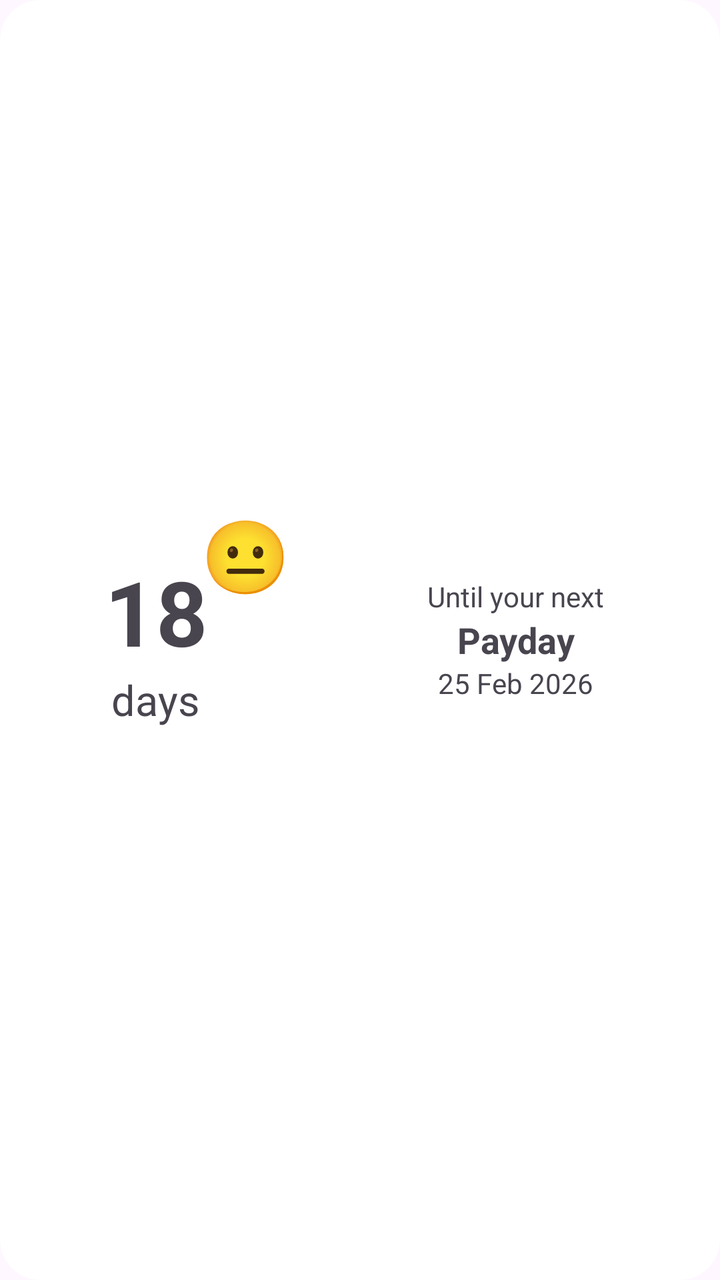
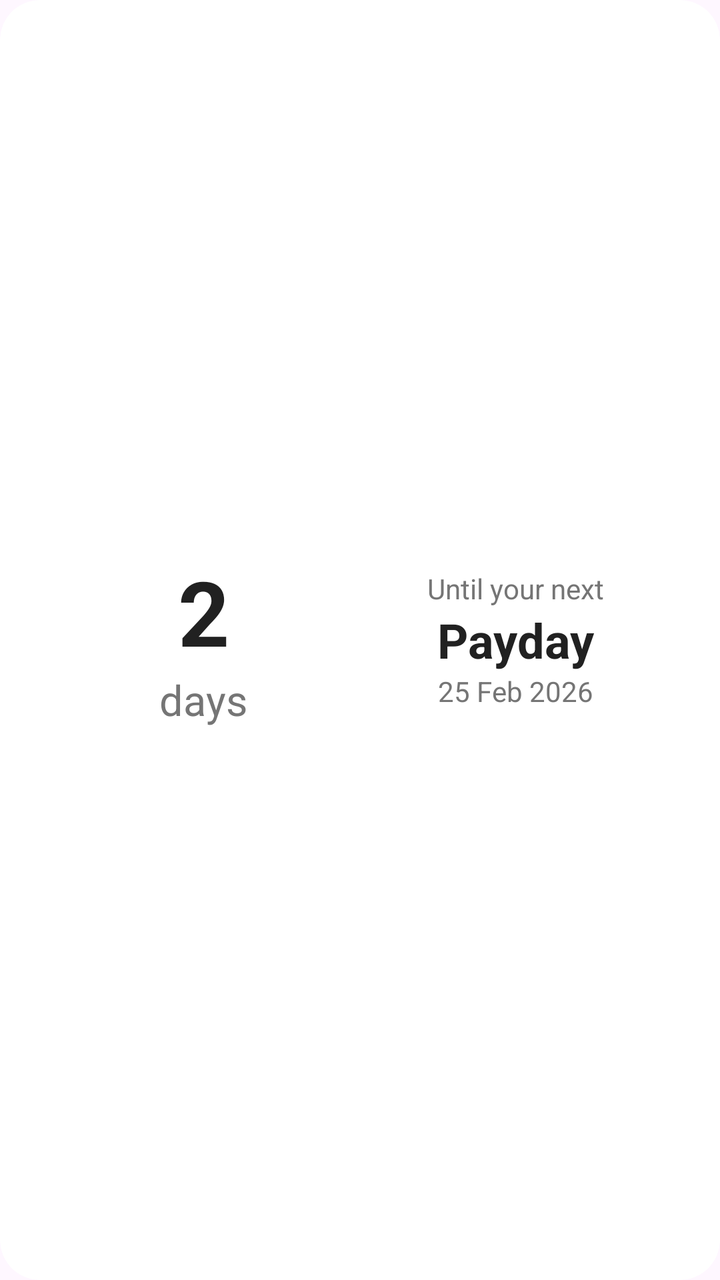

Screens rendered from an Android XML layout before and after an edit, with the pre-edit source and the edit as a unified diff.
<!-- AndroidManifest.xml: application theme Theme.PaydayWidget -->
<!-- res/layout/payday_widget.xml -->
<RelativeLayout xmlns:android="http://schemas.android.com/apk/res/android"
    android:id="@+id/widgetRoot"
    style="@style/Widget.PaydayWidget.AppWidget.Container"
    android:layout_width="match_parent"
    android:layout_height="match_parent"
    android:background="@drawable/widget_bg"
    android:padding="8dp">

    <LinearLayout
        android:id="@+id/leftColumn"
        android:layout_width="wrap_content"
        android:layout_height="match_parent"
        android:layout_alignParentStart="true"
        android:gravity="center"
        android:orientation="vertical">

        
        <FrameLayout
            android:layout_width="140dp"
            android:layout_height="140dp">

            <ImageView
                android:id="@+id/progressCircle"
                android:layout_width="match_parent"
                android:layout_height="match_parent"
                android:contentDescription="@null" />

            <LinearLayout
                android:layout_width="match_parent"
                android:layout_height="match_parent"
                android:gravity="center"
                android:orientation="vertical">

                <TextView
                    android:id="@+id/txtDays"
                    android:layout_width="wrap_content"
                    android:layout_height="wrap_content"
                    android:text="18"
                    android:textSize="45sp"
                    android:textStyle="bold" />

                <TextView
                    android:id="@+id/txtLabel"
                    android:layout_width="wrap_content"
                    android:layout_height="wrap_content"
                    android:text="days"
                    android:textSize="21sp" />
            </LinearLayout>

            <TextView
                android:id="@+id/txtMood"
                android:layout_width="wrap_content"
                android:layout_height="wrap_content"
                android:layout_gravity="top|end"
                android:gravity="center"
                android:padding="3dp"
                android:text="😐"
                android:textSize="36sp" />
        </FrameLayout>
    </LinearLayout>

    <LinearLayout
        android:layout_width="match_parent"
        android:layout_height="match_parent"
        android:layout_toEndOf="@id/leftColumn"
        android:gravity="center"
        android:orientation="vertical">

        <TextView
            android:id="@+id/txtPaydayInfo1"
            android:layout_width="wrap_content"
            android:layout_height="wrap_content"
            android:layout_marginStart="8dp"
            android:gravity="start"
            android:text="Until your next"
            android:textSize="14sp" />

        <TextView
            android:id="@+id/txtPaydayInfo2"
            android:layout_width="wrap_content"
            android:layout_height="wrap_content"
            android:layout_marginStart="8dp"
            android:gravity="start"
            android:text="Payday"
            android:textSize="18sp"
            android:textStyle="bold" />

        <TextView
            android:id="@+id/txtPaydayInfo3"
            android:layout_width="wrap_content"
            android:layout_height="wrap_content"
            android:layout_marginStart="8dp"
            android:gravity="start"
            android:text="25 Feb 2026"
            android:textSize="14sp" />
    </LinearLayout>

</RelativeLayout>
<!-- resources referenced by this layout -->
<resources>
  <!-- drawable widget_bg (drawable) -->
  <shape xmlns:android="http://schemas.android.com/apk/res/android">
      <solid android:color="#FFFFFF"/>
      <corners android:radius="20dp"/>
      <padding
          android:left="8dp"
          android:top="8dp"
          android:right="8dp"
          android:bottom="8dp"/>
  </shape>
  <style name="Widget.PaydayWidget.AppWidget.Container" parent="android:Widget">
          <item name="android:id">@android:id/background</item>
          <item name="android:background">?android:attr/colorBackground</item>
      </style>
  <style name="Theme.PaydayWidget" parent="Base.Theme.PaydayWidget" />
  <style name="Base.Theme.PaydayWidget" parent="Theme.Material3.DayNight.NoActionBar">
          
          
      </style>
</resources>

<!-- the commit's change to res/layout/payday_widget.xml (unified diff, before → after) -->
@@ -17,7 +17,8 @@
         
         <FrameLayout
             android:layout_width="140dp"
-            android:layout_height="140dp">
+            android:layout_height="140dp"
+            android:layout_marginStart="16dp">
 
             <ImageView
                 android:id="@+id/progressCircle"
@@ -35,7 +36,8 @@
                     android:id="@+id/txtDays"
                     android:layout_width="wrap_content"
                     android:layout_height="wrap_content"
-                    android:text="18"
+                    android:text="2"
+                    android:textColor="#212121"
                     android:textSize="45sp"
                     android:textStyle="bold" />
 
@@ -44,18 +46,9 @@
                     android:layout_width="wrap_content"
                     android:layout_height="wrap_content"
                     android:text="days"
+                    android:textColor="#757575"
                     android:textSize="21sp" />
             </LinearLayout>
-
-            <TextView
-                android:id="@+id/txtMood"
-                android:layout_width="wrap_content"
-                android:layout_height="wrap_content"
-                android:layout_gravity="top|end"
-                android:gravity="center"
-                android:padding="3dp"
-                android:text="😐"
-                android:textSize="36sp" />
         </FrameLayout>
     </LinearLayout>
 
@@ -63,6 +56,7 @@
         android:layout_width="match_parent"
         android:layout_height="match_parent"
         android:layout_toEndOf="@id/leftColumn"
+        android:layout_marginEnd="16dp"
         android:gravity="center"
         android:orientation="vertical">
 
@@ -73,6 +67,7 @@
             android:layout_marginStart="8dp"
             android:gravity="start"
             android:text="Until your next"
+            android:textColor="#757575"
             android:textSize="14sp" />
 
         <TextView
@@ -82,7 +77,8 @@
             android:layout_marginStart="8dp"
             android:gravity="start"
             android:text="Payday"
-            android:textSize="18sp"
+            android:textColor="#212121"
+            android:textSize="24sp"
             android:textStyle="bold" />
 
         <TextView
@@ -92,6 +88,7 @@
             android:layout_marginStart="8dp"
             android:gravity="start"
             android:text="25 Feb 2026"
+            android:textColor="#757575"
             android:textSize="14sp" />
     </LinearLayout>
 
